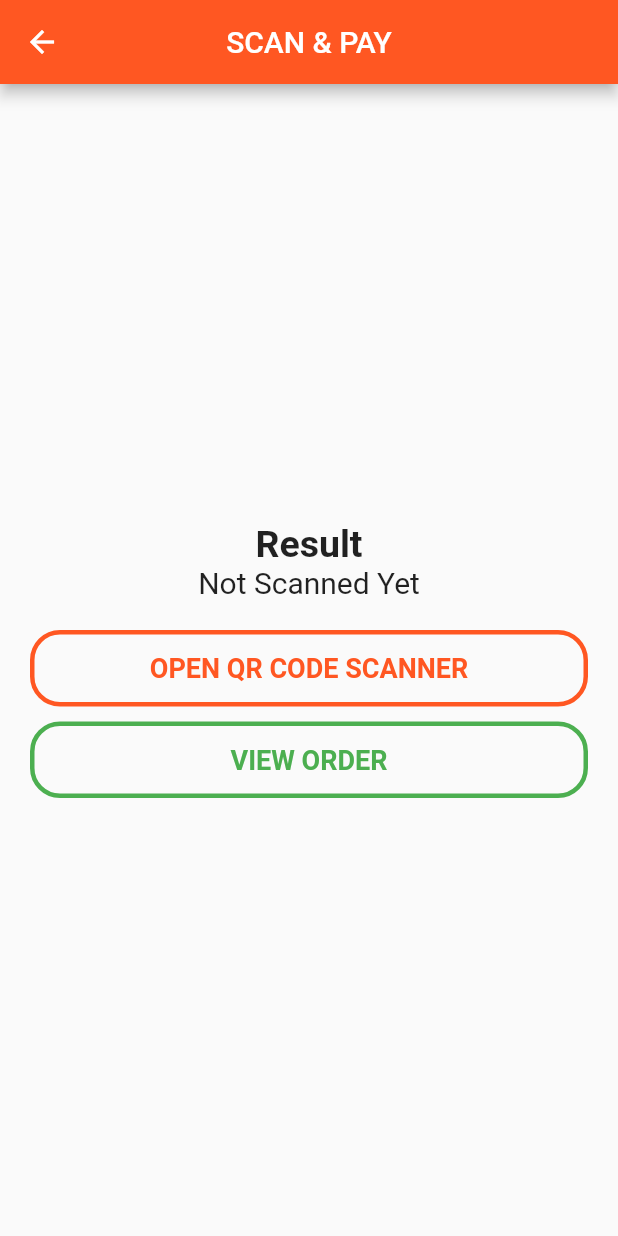
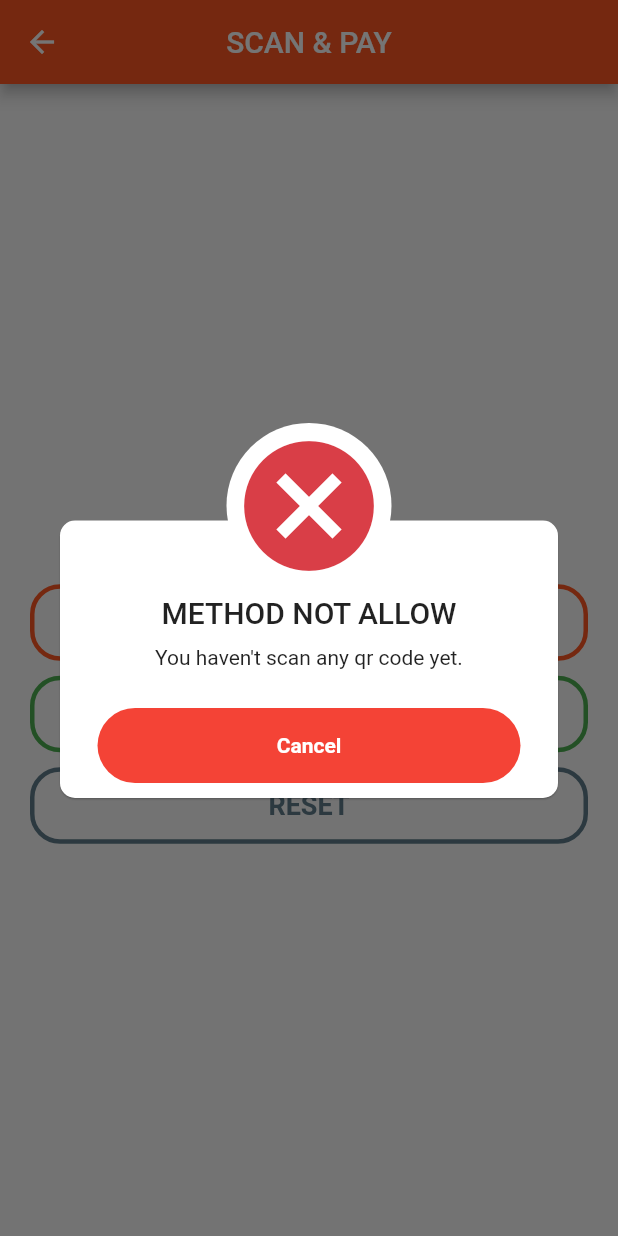
Before and after one commit to Thossakrai/smoeng_admin_app, a Flutter app: the ScanPage screen opened directly, after a tap on "VIEW ORDER", on a phone screen of 412 x 824 dp. Run offline on Flutter 3.47's test engine with Material 2 defaults, Android fonts, the light colour scheme and no system bars; our stand-ins replace awesome_dialog, cloud_firestore, flushbar; missing offline and left inert: barcode_scan; accounts and stored records are empty; network calls fail.

Commit message:
ADDED Awesome Dialog and Snackbar on scan and verify page

```diff
--- a/lib/main.dart
+++ b/lib/main.dart
@@ -66,7 +66,8 @@ class _MyHomePageState extends State<MyHomePage> with TickerProviderStateMixin {
         onPressed: () async {
           //FIXME change VerifyPage to Scan
           Navigator.of(context)
-              .push(MaterialPageRoute(builder: (context) => VerifyPage("112549207100786165217", "7U5hyC5xxTjng2GXiMSy")));
+//              .push(MaterialPageRoute(builder: (context) => VerifyPage("112549207100786165217", "ZDTByT4HIr5QwTyM3lZJ")));
+              .push(MaterialPageRoute(builder: (context) => ScanPage()));
         },
         label: Text("SCAN & SET PAID"),
         tooltip: 'Navigate to Scan Page',
--- a/lib/scan.dart
+++ b/lib/scan.dart
@@ -1,4 +1,5 @@
 import 'dart:convert';
+import 'package:awesome_dialog/awesome_dialog.dart';
 import 'package:flutter/material.dart';
 import 'package:barcode_scan/barcode_scan.dart';
 import 'package:smoeng_uniform_admin/verify.dart';
@@ -75,11 +76,18 @@ class _ScanPageState extends State<ScanPage> {
                 padding: EdgeInsets.all(15.0),
                 onPressed: () async {
                   if (orderId != null) {
-                    //TODO navigate ไปหน้าถัดไป และส่ง jsonData ไป
-                    Navigator.of(context)
-                        .push(MaterialPageRoute(builder: (context) => VerifyPage(this.userId, this.orderId)));
+                    Navigator.of(context).push(MaterialPageRoute(
+                        builder: (context) =>
+                            VerifyPage(this.userId, this.orderId)));
                   } else {
-                    print("jsonData is blank");
+                    AwesomeDialog(
+                      context: context,
+                      dialogType: DialogType.ERROR,
+                      animType: AnimType.BOTTOMSLIDE,
+                      title: 'METHOD NOT ALLOW',
+                      desc: 'You haven\'t scan any qr code yet.',
+                      btnCancelOnPress: () {},
+                    )..show();
                   }
                 },
                 child: Text(
@@ -92,6 +100,29 @@ class _ScanPageState extends State<ScanPage> {
                 shape: RoundedRectangleBorder(
                     side: BorderSide(color: Colors.green, width: 3.0),
                     borderRadius: BorderRadius.circular(20.0)),
+              ),
+              SizedBox(
+                height: 10.0,
+              ),
+              FlatButton(
+                padding: EdgeInsets.all(15.0),
+                onPressed: () async {
+                  setState(() {
+                    qrCodeResult = "Not Scanned Yet";
+                    orderId = null;
+                    userId = null;
+                  });
+                },
+                child: Text(
+                  "RESET",
+                  style: TextStyle(
+                      color: Colors.blueGrey,
+                      fontWeight: FontWeight.bold,
+                      fontSize: 18),
+                ),
+                shape: RoundedRectangleBorder(
+                    side: BorderSide(color: Colors.blueGrey, width: 3.0),
+                    borderRadius: BorderRadius.circular(20.0)),
               )
             ],
           ),
--- a/pubspec.yaml
+++ b/pubspec.yaml
@@ -32,6 +32,8 @@ dependencies:
   barcode_scan: any
   firebase_core: ^0.4.0+9
   cloud_firestore: ^0.13.7
+  awesome_dialog: ^1.1.3
+  flushbar: ^1.5.0
 
 dev_dependencies:
   flutter_test:
```
Also changed, not shown: lib/Domain/GetOrder.dart (+37 -6 lines), lib/verify.dart (+80 -2 lines), pubspec.lock, 2 other files.
